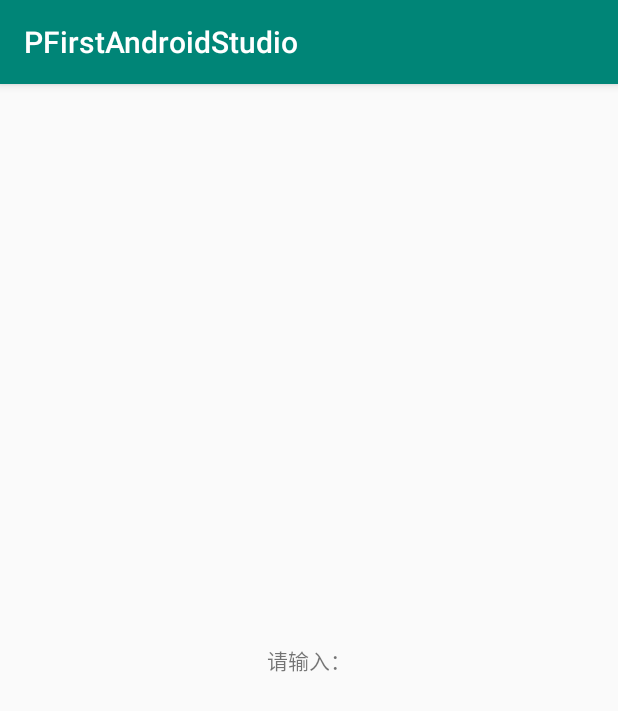
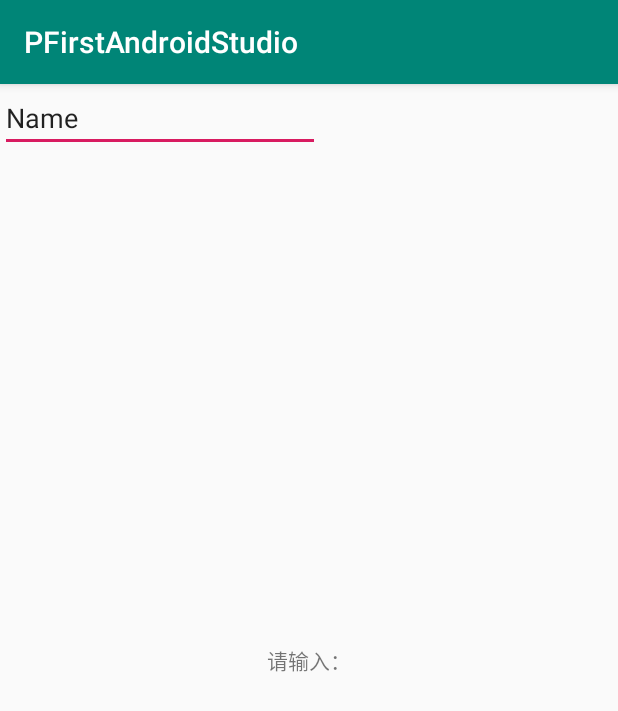
Before and after one commit to Scorpionorange/PFirstAndroidStudio, an Android app: the screen it shows after launch (MainActivity), on a phone screen of 412 x 824 dp. Shown: the top 711 px of the screen. Run offline under Robolectric (Android 15) with nearby library versions, the phone set to English and light mode, and no system bars.

Commit message:
add：etFAInput_hint

```diff
--- a/app/src/main/res/layout/activity_main.xml
+++ b/app/src/main/res/layout/activity_main.xml
@@ -16,4 +16,15 @@
         app:layout_constraintRight_toRightOf="parent"
         app:layout_constraintTop_toTopOf="parent" />
 
+    <EditText
+        android:id="@+id/etFAInput"
+        android:layout_width="wrap_content"
+        android:layout_height="wrap_content"
+        android:ems="10"
+        android:hint="etFAInput_hint"
+        android:inputType="textPersonName"
+        android:text="Name"
+        tools:layout_editor_absoluteX="99dp"
+        tools:layout_editor_absoluteY="424dp" />
+
 </androidx.constraintlayout.widget.ConstraintLayout>
--- a/app/src/main/res/values/strings.xml
+++ b/app/src/main/res/values/strings.xml
@@ -1,4 +1,5 @@
 <resources>
     <string name="app_name">PFirstAndroidStudio</string>
     <string name="tvFAInput">"请输入："</string>
+    <string name="etFAInput_hint">"请输入内容"</string>
 </resources>
```
